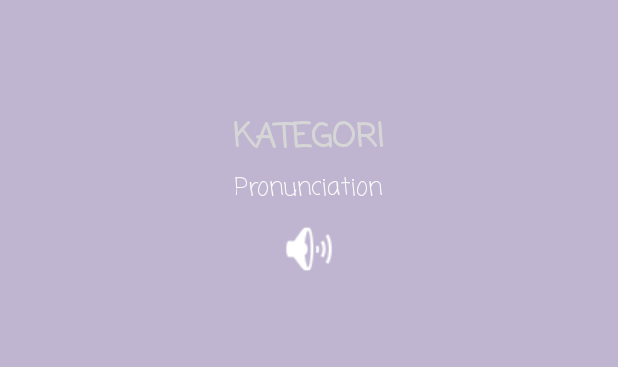
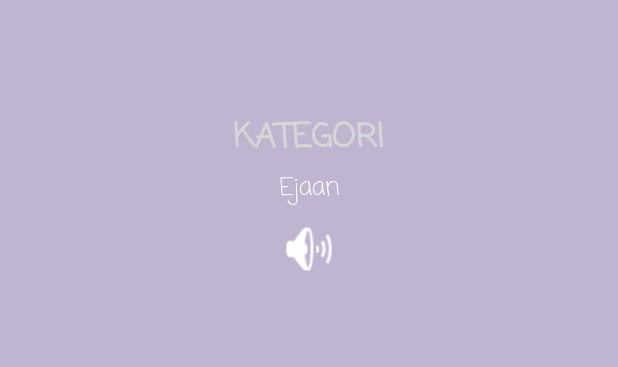
Before and after one commit to xtrixia/LearningApp, an Android app: the layout activity_category.xml on its own in the app's theme, with its tools: preview values and no code run, on a phone screen of 412 x 824 dp. Shown: the top 367 px of the screen. Run offline under Robolectric (Android 15) with nearby library versions, the phone set to English and light mode, and no system bars.

Commit message:
Reformat code

```diff
--- a/app/src/main/res/layout/activity_category.xml
+++ b/app/src/main/res/layout/activity_category.xml
@@ -25,12 +25,12 @@
         android:layout_alignParentTop="true"
         android:layout_centerHorizontal="true"
         android:layout_marginTop="75dp"
+        android:fontFamily="casual"
         android:text="KATEGORI"
-        android:fontFamily="casual"
-        android:textStyle="bold"
         android:textAlignment="center"
+        android:textAppearance="@style/Base.TextAppearance.AppCompat.Large"
         android:textColor="@color/com_facebook_button_background_color"
-        android:textAppearance="@style/Base.TextAppearance.AppCompat.Large"/>
+        android:textStyle="bold" />
 
     <TextView
         android:id="@+id/txtPronounce"
@@ -39,11 +39,11 @@
         android:layout_below="@+id/txtCategory"
         android:layout_centerHorizontal="true"
         android:layout_marginTop="4dp"
+        android:fontFamily="casual"
+        android:text="Ejaan"
         android:textAlignment="center"
-        android:text="Pronunciation"
-        android:textSize="16dp"
         android:textColor="#fafafa"
-        android:fontFamily="casual"/>
+        android:textSize="16dp" />
 
     <Button
         android:id="@+id/btnSound"
--- a/app/src/main/res/layout/activity_scoreboard.xml
+++ b/app/src/main/res/layout/activity_scoreboard.xml
@@ -20,9 +20,9 @@
             android:layout_height="0dp"
             android:layout_marginEnd="5dp"
             android:layout_marginStart="5dp"
-            android:scrollbars="vertical"
             android:clickable="false"
             android:listSelector="@android:color/transparent"
+            android:scrollbars="vertical"
             app:layout_constraintBottom_toBottomOf="parent"
             app:layout_constraintEnd_toEndOf="parent"
             app:layout_constraintStart_toStartOf="parent"
--- a/app/src/main/res/menu/drawer_menu.xml
+++ b/app/src/main/res/menu/drawer_menu.xml
@@ -6,9 +6,9 @@
     <group android:checkableBehavior="single">
         <item
             android:id="@+id/nav_home"
+            android:checked="true"
             android:icon="@drawable/ic_home"
-            android:title="@string/home"
-            android:checked="true"/>
+            android:title="@string/home" />
         <item
             android:id="@+id/nav_login_logout"
             android:icon="@drawable/ic_login_logout"
@@ -17,7 +17,7 @@
             android:id="@+id/nav_scoreboard"
             android:icon="@drawable/ic_scoreboard"
             android:title="@string/scoreboard"
-            android:visible="true"/>
+            android:visible="true" />
     </group>
 
 </menu>
```
Also changed, not shown: app/src/main/res/layout/activity_home.xml (+4 -4 lines), app/src/main/res/layout/activity_login.xml (+4 -4 lines), app/src/main/res/layout/activity_logout.xml (+12 -12 lines), app/src/main/res/layout/activity_nickname.xml (+4 -4 lines), app/src/main/res/layout/activity_result.xml (+6 -6 lines), app/src/main/res/layout/list_layout.xml (+7 -6 lines), app/src/main/res/layout/nav_header.xml (+4 -4 lines).
